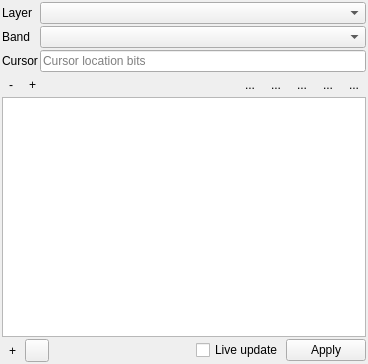
The window that bitflagrenderer/gui/bitflagrendererdockwidget.ui (jakimowb/bit-flag-renderer) describes before a commit, drawn with Qt 5.
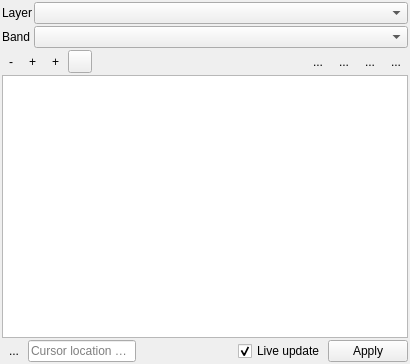
The same window after the commit. Icons and pictures are not drawn. Custom widgets are drawn as their Qt base class.

The edit to the form file:
```diff
--- a/bitflagrenderer/gui/bitflagrendererdockwidget.ui
+++ b/bitflagrenderer/gui/bitflagrendererdockwidget.ui
@@ -6,7 +6,7 @@
    <rect>
     <x>0</x>
     <y>0</y>
-    <width>368</width>
+    <width>410</width>
     <height>364</height>
    </rect>
   </property>
@@ -61,24 +61,7 @@
     <item row="1" column="1">
      <widget class="QgsRasterBandComboBox" name="cbBand"/>
     </item>
-    <item row="2" column="0">
-     <widget class="QLabel" name="label_3">
-      <property name="text">
-       <string>Cursor</string>
-      </property>
-     </widget>
-    </item>
-    <item row="2" column="1">
-     <widget class="QLineEdit" name="lineEdit">
-      <property name="readOnly">
-       <bool>false</bool>
-      </property>
-      <property name="placeholderText">
-       <string>Cursor location bits</string>
-      </property>
-     </widget>
-    </item>
-    <item row="3" column="0" colspan="2">
+    <item row="2" column="0" colspan="2">
      <layout class="QHBoxLayout" name="horizontalLayout">
       <property name="spacing">
        <number>2</number>
@@ -111,6 +94,53 @@
         </property>
        </widget>
       </item>
+      <item>
+       <widget class="QToolButton" name="btnCombineBitFlags">
+        <property name="text">
+         <string>+</string>
+        </property>
+        <property name="icon">
+         <iconset resource="../../../../QGIS/images/images.qrc">
+          <normaloff>:/images/themes/default/mIconConnect.svg</normaloff>:/images/themes/default/mIconConnect.svg</iconset>
+        </property>
+        <property name="autoRaise">
+         <bool>true</bool>
+        </property>
+       </widget>
+      </item>
+      <item>
+       <widget class="QgsColorButton" name="btnNoDataColor">
+        <property name="enabled">
+         <bool>true</bool>
+        </property>
+        <property name="toolTip">
+         <string>Background / no flag color</string>
+        </property>
+        <property name="colorDialogTitle">
+         <string>Select Background Color</string>
+        </property>
+        <property name="color">
+         <color>
+          <red>170</red>
+          <green>170</green>
+          <blue>0</blue>
+         </color>
+        </property>
+        <property name="allowOpacity">
+         <bool>true</bool>
+        </property>
+        <property name="defaultColor">
+         <color>
+          <red>170</red>
+          <green>170</green>
+          <blue>0</blue>
+         </color>
+        </property>
+        <property name="showNoColor">
+         <bool>true</bool>
+        </property>
+       </widget>
+      </item>
       <item>
        <spacer name="horizontalSpacer">
         <property name="orientation">
@@ -118,26 +148,12 @@
         </property>
         <property name="sizeHint" stdset="0">
          <size>
-          <width>40</width>
-          <height>20</height>
+          <width>0</width>
+          <height>0</height>
          </size>
         </property>
        </spacer>
       </item>
-      <item>
-       <widget class="QToolButton" name="btnShowBitFlags">
-        <property name="text">
-         <string>...</string>
-        </property>
-        <property name="icon">
-         <iconset resource="../resources/bitflagrenderer.qrc">
-          <normaloff>:/bitflagrenderer/icons/bitflagmaptool.svg</normaloff>:/bitflagrenderer/icons/bitflagmaptool.svg</iconset>
-        </property>
-        <property name="autoRaise">
-         <bool>true</bool>
-        </property>
-       </widget>
-      </item>
       <item>
        <widget class="QToolButton" name="btnCopyBitFlagScheme">
         <property name="text">
@@ -196,7 +212,7 @@
       </item>
      </layout>
     </item>
-    <item row="5" column="0" colspan="2">
+    <item row="4" column="0" colspan="2">
      <widget class="BitFlagRendererTreeView" name="mTreeView">
       <property name="sizePolicy">
        <sizepolicy hsizetype="Expanding" vsizetype="Expanding">
@@ -251,7 +267,7 @@
       </attribute>
      </widget>
     </item>
-    <item row="6" column="0" colspan="2">
+    <item row="5" column="0" colspan="2">
      <layout class="QHBoxLayout" name="horizontalLayout_2">
       <property name="spacing">
        <number>2</number>
@@ -260,9 +276,9 @@
        <number>0</number>
       </property>
       <item>
-       <widget class="QToolButton" name="btnCombineFlags">
+       <widget class="QToolButton" name="btnShowBitFlags">
         <property name="text">
-         <string>+</string>
+         <string>...</string>
         </property>
         <property name="icon">
          <iconset resource="../../../../QGIS/images/images.qrc">
@@ -274,20 +290,18 @@
        </widget>
       </item>
       <item>
-       <widget class="QgsColorButton" name="btnCombinedFlagsColor">
-        <property name="color">
-         <color>
-          <red>170</red>
-          <green>170</green>
-          <blue>0</blue>
-         </color>
+       <widget class="QLineEdit" name="tbCursorValue">
+        <property name="toolTip">
+         <string>Bit values of selected pixel location</string>
         </property>
-        <property name="defaultColor">
-         <color>
-          <red>170</red>
-          <green>170</green>
-          <blue>0</blue>
-         </color>
+        <property name="readOnly">
+         <bool>true</bool>
+        </property>
+        <property name="placeholderText">
+         <string>Cursor location bits</string>
+        </property>
+        <property name="clearButtonEnabled">
+         <bool>false</bool>
         </property>
        </widget>
       </item>
@@ -306,9 +320,15 @@
       </item>
       <item>
        <widget class="QCheckBox" name="cbLiveUpdate">
+        <property name="enabled">
+         <bool>true</bool>
+        </property>
         <property name="text">
          <string>Live update</string>
         </property>
+        <property name="checked">
+         <bool>true</bool>
+        </property>
        </widget>
       </item>
       <item>
```
Left out of the diff: 8 changed lines with no effect on the pictures.
